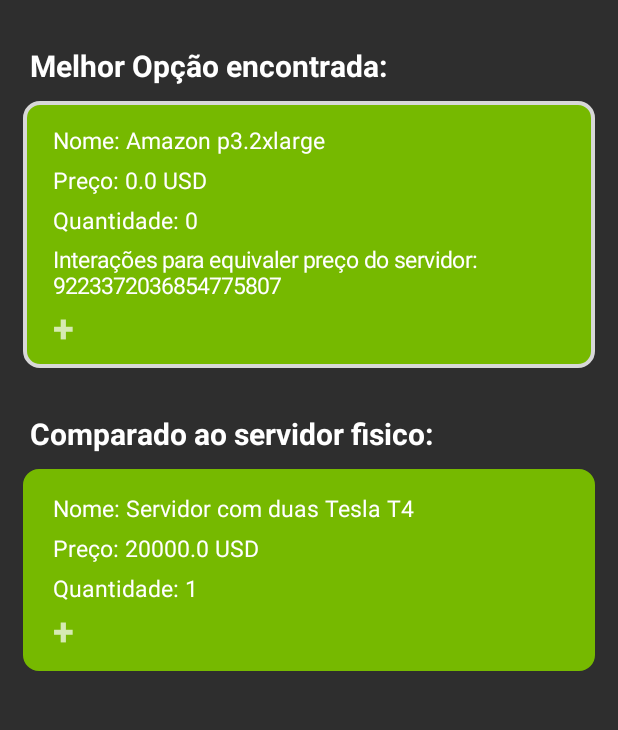
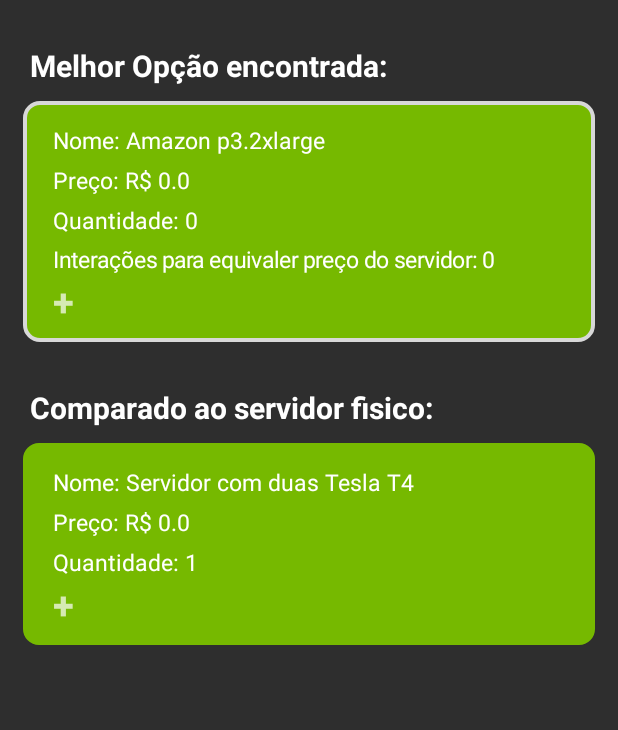
Before and after one commit to pedr0luiz/desagil-projeto2-grupo2-nvidia, an Android app: the ResultsActivity screen opened directly, with no data from a screen before it, on a phone screen of 412 x 824 dp, the part 106-836 px from its top. Run offline under Robolectric (Android 15) with nearby library versions, the phone set to English and light mode, and no system bars; 2 statements that could not run were skipped.

Commit message:
App Finalizado

```diff
--- a/projeto2Nvidia/app/src/main/java/br/insper/edu/al/gabrielfz/projeto2nvidia/Predictor.java
+++ b/projeto2Nvidia/app/src/main/java/br/insper/edu/al/gabrielfz/projeto2nvidia/Predictor.java
@@ -26,9 +26,13 @@ public class Predictor extends AsyncTask<String, Integer, Long> {
     private final PhysicalServer doubleRTX;
     private final PhysicalServer quadrupleV100;
     private final PhysicalServer eightupleV100;
+    private double dollar;
+    private boolean isDone;
 
-    public Predictor(int time, int applications, int scientistsNumber, String dataType, int Projects, double dataSetSize, String usageType){
+    public Predictor(int time, int applications, int scientistsNumber, String dataType, int Projects, double dataSetSize, String usageType,String dollar){
+        this.dollar = Double.parseDouble(dollar.replace(",","."));
         this.time = time;
+        this.isDone = false;
         this.applications = applications;
         this.scientistsNumber = scientistsNumber;
         this.dataType = dataType;
@@ -36,21 +40,21 @@ public class Predictor extends AsyncTask<String, Integer, Long> {
         this.dataSetSize = dataSetSize;
         this.usageType = usageType;
         this.p32Large = new CloudServer("Amazon p3.2xlarge",1,false,16,8,61,
-                10,1.5,3.06, scientistsNumber, time*30*16);
+                10,1.5,3.06*this.dollar, scientistsNumber, time*30*16);
 
         this.p38Large = new CloudServer("Amazon p3.8xlarge", 4, true, 64,	32,
-                244,	10,	7,12.24, 1, time*30*16);
+                244,	10,	7,12.24*this.dollar, 1, time*30*16);
 
         this.p316Large = new CloudServer("Amazon p3.16xlarge",8,true,128,64,488,
-                25,14,24.48, 1, time*30*16);
+                25,14,24.48*this.dollar, 1, time*30*16);
 
-        this.Geforce2080 = new PhysicalServer("Geforce 2080TI",11, 1870, scientistsNumber, 1);
-        this.Titan = new PhysicalServer("Workstation Titan",24, 12000, scientistsNumber, 1);
-        this.doubleT4 = new PhysicalServer("Servidor com duas Tesla T4",32, 20000, 1, 2);
-        this.quadrupleT4 = new PhysicalServer("Servidor com quatro Tesla T4",64, 25000, 1, 4);
-        this.doubleRTX = new PhysicalServer("Servidor com duas RTX 6000",48, 42000, 1, 2);
-        this.quadrupleV100 = new PhysicalServer("Servidor DGX com 4 Tesla V100",128, 65000, 1, 4);
-        this.eightupleV100 = new PhysicalServer("Servidor DGX-1 com 8 Tesla V100",256, 211000, 1, 8);
+        this.Geforce2080 = new PhysicalServer("Geforce 2080TI",11, 1870*this.dollar, scientistsNumber, 1);
+        this.Titan = new PhysicalServer("Workstation Titan",24, 12000*this.dollar, scientistsNumber, 1);
+        this.doubleT4 = new PhysicalServer("Servidor com duas Tesla T4",32, 20000*this.dollar, 1, 2);
+        this.quadrupleT4 = new PhysicalServer("Servidor com quatro Tesla T4",64, 25000*this.dollar, 1, 4);
+        this.doubleRTX = new PhysicalServer("Servidor com duas RTX 6000",48, 42000*this.dollar, 1, 2);
+        this.quadrupleV100 = new PhysicalServer("Servidor DGX com 4 Tesla V100",128, 65000*this.dollar, 1, 4);
+        this.eightupleV100 = new PhysicalServer("Servidor DGX-1 com 8 Tesla V100",256, 211000*this.dollar, 1, 8);
     }
 
 //    CloudServer p324Large = new CloudServer("p3dn.24xlarge",8,true,256,96,
@@ -130,4 +134,13 @@ public class Predictor extends AsyncTask<String, Integer, Long> {
         return someLong;
     }
 
+    @Override
+    public void onPostExecute(Long result) {
+        isDone = true;
+    }
+
+    public boolean isDone() {
+        return isDone;
+    }
+
 }
--- a/projeto2Nvidia/app/src/main/java/br/insper/edu/al/gabrielfz/projeto2nvidia/ResultsActivity.java
+++ b/projeto2Nvidia/app/src/main/java/br/insper/edu/al/gabrielfz/projeto2nvidia/ResultsActivity.java
@@ -34,13 +34,14 @@ public class ResultsActivity extends AppCompatActivity {
         Integer projects = getIntent().getIntExtra("projects",1);
         Integer databaseSize = getIntent().getIntExtra("databaseSize",0);
         String usageType = getIntent().getStringExtra("usageType");
+        String dollar = getIntent().getStringExtra("dollarValue");
 
-        Predictor predictor = new Predictor(projectTime,applications,teamSize,projectType,projects,databaseSize,usageType);
+        Predictor predictor = new Predictor(projectTime,applications,teamSize,projectType,projects,databaseSize,usageType,dollar);
 
         TextView bestOptionView = findViewById(R.id.bestOption);
         bestOptionView.setText("Nome: "+predictor.bestSolution().getName());
         TextView bestOptionPriceView = findViewById(R.id.bestOptionPrice);
-        bestOptionPriceView.setText("Preço: " + String.valueOf(predictor.bestSolution().getPrice())+" USD");
+        bestOptionPriceView.setText("Preço: R$ " + String.valueOf(predictor.bestSolution().getPrice()));
         TextView bestOptionQuantity = findViewById(R.id.bestOptionQuantity);
         bestOptionQuantity.setText("Quantidade: "+  predictor.bestSolution().getQuantity());
         LinearLayout linearLayBestOption = findViewById(R.id.linearLay1);
@@ -65,14 +66,14 @@ public class ResultsActivity extends AppCompatActivity {
         if(predictor.bestSolution().getName().equals(predictor.predictCloud().getName())){
             compareTitleView.setText("Comparado ao servidor fisico:");
             compareNameView.setText("Nome: "+predictor.predictServer().getName());
-            comparePriceView.setText("Preço: "+String.valueOf(predictor.predictServer().getPrice())+" USD");
+            comparePriceView.setText("Preço: R$ "+String.valueOf(predictor.predictServer().getPrice()));
             compareQuantityView.setText("Quantidade: "+predictor.predictServer().getQuantity());
 
         }
         else{
             compareTitleView.setText("Comparado ao cloud:");
             compareNameView.setText("Nome: "+predictor.predictCloud().getName());
-            comparePriceView.setText("Preço: "+String.valueOf(predictor.predictCloud().getPrice())+" USD");
+            comparePriceView.setText("Preço: R$ "+String.valueOf(predictor.predictCloud().getPrice()));
             compareQuantityView.setText("Quantidade: "+String.valueOf(predictor.predictCloud().getQuantity()));
         }
         TextView maisDetalhes = findViewById(R.id.maisDetalhes);
--- a/projeto2Nvidia/app/src/main/java/br/insper/edu/al/gabrielfz/projeto2nvidia/Server.java
+++ b/projeto2Nvidia/app/src/main/java/br/insper/edu/al/gabrielfz/projeto2nvidia/Server.java
@@ -15,7 +15,7 @@ public abstract class Server {
         this.name = name;
         this.gpuMemory = gpuMemory;
         this.quantity = quantity;
-        this.price = price*quantity;
+        this.price = Math.round(price*quantity);
         this.gpuNumber = gpuNumber;
     }
 
```
Also changed, not shown: projeto2Nvidia/app/src/main/java/br/insper/edu/al/gabrielfz/projeto2nvidia/DollarGetter.java (added, +49 -0 lines), projeto2Nvidia/app/src/main/java/br/insper/edu/al/gabrielfz/projeto2nvidia/InputActivity.java (+8 -1 lines).
